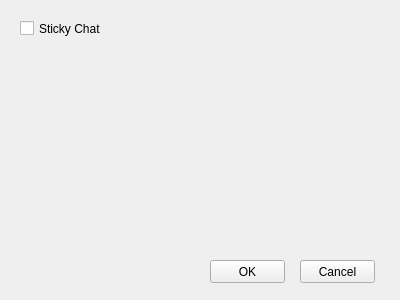
Above: settings.ui from dpogue/CommAudio before the change. Below: the same form after it.
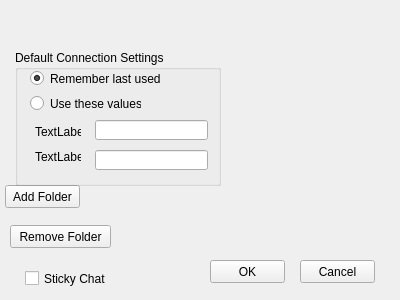
That is the form after the change. Icons and pictures are not drawn.

Commit message: started work on persistent settings

Patch:
```diff
--- a/settings.ui
+++ b/settings.ui
@@ -33,8 +33,8 @@
   <widget class="QCheckBox" name="stickyChatCheckBox">
    <property name="geometry">
     <rect>
-     <x>20</x>
-     <y>20</y>
+     <x>25</x>
+     <y>270</y>
      <width>81</width>
      <height>17</height>
     </rect>
@@ -59,6 +59,120 @@
     <string>Cancel</string>
    </property>
   </widget>
+  <widget class="QPushButton" name="pushButton">
+   <property name="geometry">
+    <rect>
+     <x>5</x>
+     <y>185</y>
+     <width>75</width>
+     <height>23</height>
+    </rect>
+   </property>
+   <property name="text">
+    <string>Add Folder</string>
+   </property>
+  </widget>
+  <widget class="QGroupBox" name="groupBox">
+   <property name="geometry">
+    <rect>
+     <x>15</x>
+     <y>50</y>
+     <width>206</width>
+     <height>136</height>
+    </rect>
+   </property>
+   <property name="title">
+    <string>Default Connection Settings</string>
+   </property>
+   <widget class="QRadioButton" name="defaultSettingsRadioButton1">
+    <property name="geometry">
+     <rect>
+      <x>15</x>
+      <y>20</y>
+      <width>141</width>
+      <height>17</height>
+     </rect>
+    </property>
+    <property name="text">
+     <string>Remember last used</string>
+    </property>
+    <property name="checked">
+     <bool>true</bool>
+    </property>
+   </widget>
+   <widget class="QRadioButton" name="defaultSettingsRadioButton2">
+    <property name="geometry">
+     <rect>
+      <x>15</x>
+      <y>45</y>
+      <width>111</width>
+      <height>17</height>
+     </rect>
+    </property>
+    <property name="text">
+     <string>Use these values:</string>
+    </property>
+   </widget>
+   <widget class="QLineEdit" name="lineEdit">
+    <property name="geometry">
+     <rect>
+      <x>80</x>
+      <y>70</y>
+      <width>113</width>
+      <height>20</height>
+     </rect>
+    </property>
+   </widget>
+   <widget class="QLabel" name="label">
+    <property name="geometry">
+     <rect>
+      <x>20</x>
+      <y>75</y>
+      <width>46</width>
+      <height>13</height>
+     </rect>
+    </property>
+    <property name="text">
+     <string>TextLabel</string>
+    </property>
+   </widget>
+   <widget class="QLineEdit" name="lineEdit_2">
+    <property name="geometry">
+     <rect>
+      <x>80</x>
+      <y>100</y>
+      <width>113</width>
+      <height>20</height>
+     </rect>
+    </property>
+   </widget>
+   <widget class="QLabel" name="label_2">
+    <property name="geometry">
+     <rect>
+      <x>20</x>
+      <y>100</y>
+      <width>46</width>
+      <height>13</height>
+     </rect>
+    </property>
+    <property name="text">
+     <string>TextLabel</string>
+    </property>
+   </widget>
+  </widget>
+  <widget class="QPushButton" name="pushButton_2">
+   <property name="geometry">
+    <rect>
+     <x>10</x>
+     <y>225</y>
+     <width>101</width>
+     <height>23</height>
+    </rect>
+   </property>
+   <property name="text">
+    <string>Remove Folder</string>
+   </property>
+  </widget>
  </widget>
  <layoutdefault spacing="6" margin="11"/>
  <resources/>
```
The commit also changes 4 other files.
